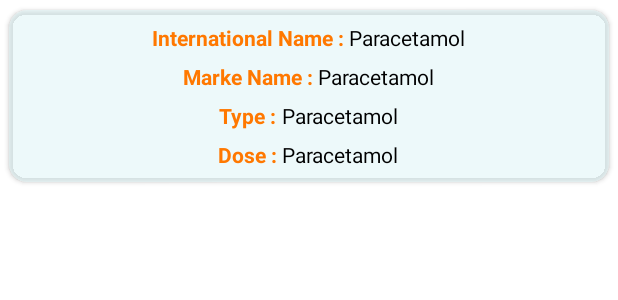
After one commit to MohamedCS1/DrugsDZ, an Android app: the layout card_drug.xml on its own in the app's theme, with its tools: preview values and no code run, on a phone screen of 412 x 824 dp. The commit adds this screen. Shown: the top 300 px of the screen. Run offline under Robolectric (Android 15) with nearby library versions, the phone set to English and light mode, and no system bars.

Commit message:
add recycler view and layout item

```diff
--- a/app/src/main/AndroidManifest.xml
+++ b/app/src/main/AndroidManifest.xml
@@ -10,7 +10,7 @@
         android:supportsRtl="true"
         android:theme="@style/Theme.DrugsDZ">
         <activity
-            android:name=".MainActivity"
+            android:name="com.main.drugsdz.MainActivity"
             android:exported="true">
             <intent-filter>
                 <action android:name="android.intent.action.MAIN" />
--- /dev/null
+++ b/app/src/main/res/layout/card_drug.xml
@@ -0,0 +1,123 @@
+<?xml version="1.0" encoding="utf-8"?>
+<androidx.cardview.widget.CardView xmlns:android="http://schemas.android.com/apk/res/android"
+    android:layout_width="match_parent"
+    android:layout_height="wrap_content"
+    xmlns:app="http://schemas.android.com/apk/res-auto"
+    app:cardUseCompatPadding="true"
+    app:cardBackgroundColor="#86DDF3F5"
+    app:cardCornerRadius="12sp">
+
+
+    <LinearLayout
+        android:layout_width="match_parent"
+        android:layout_height="match_parent"
+        android:orientation="vertical"
+        android:padding="5sp"
+        android:layout_gravity="center">
+
+        <LinearLayout
+            android:layout_width="match_parent"
+            android:layout_height="wrap_content"
+            android:orientation="horizontal"
+            android:layout_gravity="center"
+            android:gravity="center"
+            android:layout_margin="3dp">
+
+            <TextView
+                android:layout_width="wrap_content"
+                android:layout_height="wrap_content"
+                android:layout_weight="0"
+                android:gravity="center"
+                android:textColor="#FF7800"
+                android:textStyle="bold"
+                android:text="International Name : " />
+
+            <TextView
+                android:id="@+id/tv_drug_international_name"
+                android:layout_width="wrap_content"
+                android:layout_height="wrap_content"
+                android:layout_weight="0"
+                android:textColor="@color/black"
+                android:text="Paracetamol" />
+        </LinearLayout>
+
+        <LinearLayout
+            android:layout_width="match_parent"
+            android:layout_height="wrap_content"
+            android:orientation="horizontal"
+            android:layout_gravity="center"
+            android:gravity="center"
+            android:layout_margin="3dp">
+
+            <TextView
+                android:layout_width="wrap_content"
+                android:layout_height="wrap_content"
+                android:layout_weight="0"
+                android:gravity="center"
+                android:textColor="#FF7800"
+                android:textStyle="bold"
+                android:text="Marke Name : " />
+
+            <TextView
+                android:id="@+id/tv_drug_name"
+                android:layout_width="wrap_content"
+                android:layout_height="wrap_content"
+                android:layout_weight="0"
+                android:text="Paracetamol"
+                android:textColor="@color/black" />
+        </LinearLayout>
+
+        <LinearLayout
+            android:layout_width="match_parent"
+            android:layout_height="wrap_content"
+            android:orientation="horizontal"
+            android:layout_gravity="center"
+            android:gravity="center"
+            android:layout_margin="3dp">
+
+            <TextView
+                android:layout_width="wrap_content"
+                android:layout_height="wrap_content"
+                android:layout_weight="0"
+                android:gravity="center"
+                android:textColor="#FF7800"
+                android:textStyle="bold"
+                android:text="Type : " />
+
+            <TextView
+                android:id="@+id/tv_drug_type"
+                android:layout_width="wrap_content"
+                android:layout_height="wrap_content"
+                android:layout_weight="0"
+                android:text="Paracetamol"
+                android:textColor="@color/black" />
+        </LinearLayout>
+
+
+        <LinearLayout
+            android:layout_width="match_parent"
+            android:layout_height="wrap_content"
+            android:orientation="horizontal"
+            android:layout_gravity="center"
+            android:gravity="center"
+            android:layout_margin="3dp">
+
+            <TextView
+                android:layout_width="wrap_content"
+                android:layout_height="wrap_content"
+                android:layout_weight="0"
+                android:gravity="center"
+                android:textColor="#FF7800"
+                android:textStyle="bold"
+                android:text="Dose : " />
+
+            <TextView
+                android:id="@+id/tv_drug_dose"
+                android:layout_width="wrap_content"
+                android:layout_height="wrap_content"
+                android:layout_weight="0"
+                android:text="Paracetamol"
+                android:textColor="@color/black" />
+        </LinearLayout>
+    </LinearLayout>
+</androidx.cardview.widget.CardView>
```
Also changed, not shown: app/build.gradle (+10 -0 lines), app/src/main/java/com/Pojo/Drug.kt (added, +25 -0 lines), app/src/main/java/com/database/DatabaseAccess.kt (added, +78 -0 lines), app/src/main/java/com/database/MyDatabase.kt (+30 -1 lines), app/src/main/java/com/example/drugsdz/MainActivity.kt (deleted, +0 -11 lines), app/src/main/java/com/main/drugsdz/MainActivity.kt (added, +25 -0 lines), app/src/main/res/layout/activity_main.xml (+3 -12 lines), app/src/main/assets/databases/drugs.db (added), 4 other files.
